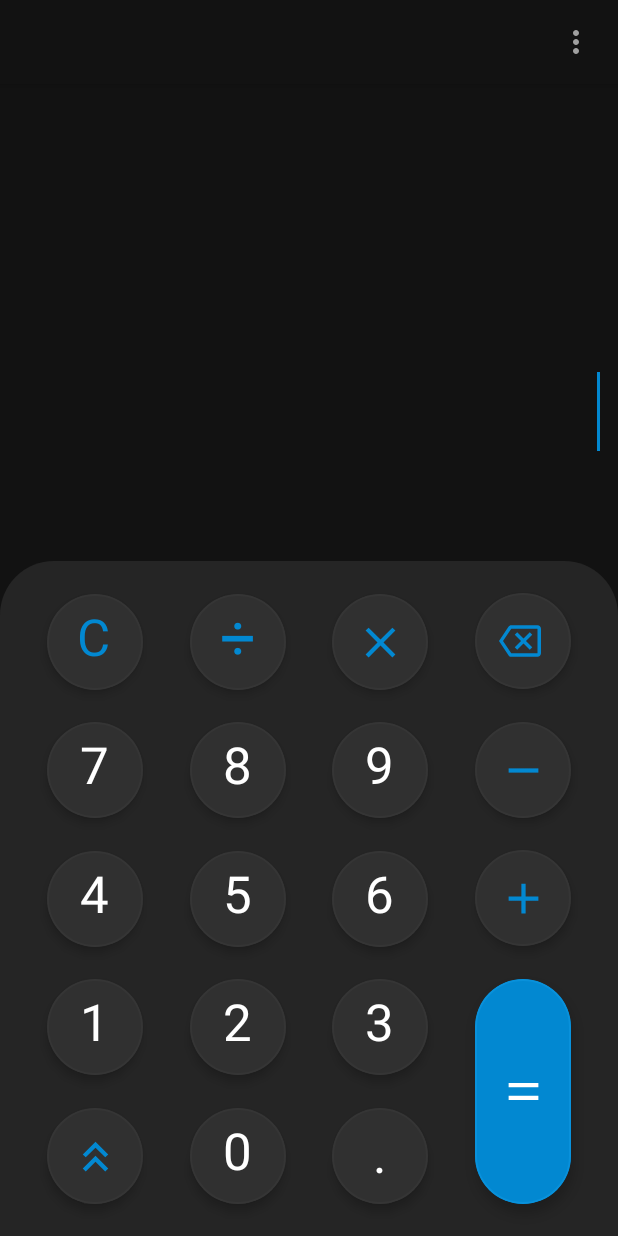
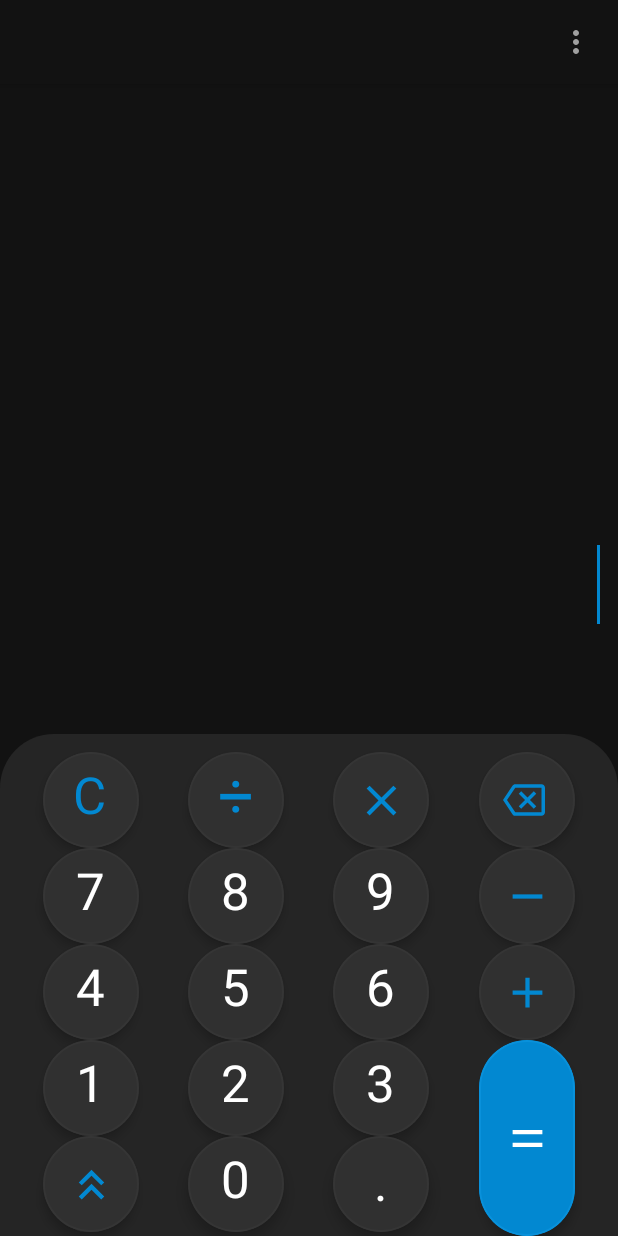
Before and after one commit to Coolightman/CalculaTor, an Android app built with Jetpack Compose: the screen it shows after launch (MainActivity), on a phone screen of 412 x 824 dp. Run offline under Robolectric (Android 15) with nearby library versions, the phone set to English and light mode, and no system bars.

Commit message:
update keyboard

```diff
--- a/app/src/main/java/by/coolightman/calculator/ui/components/Keyboard.kt
+++ b/app/src/main/java/by/coolightman/calculator/ui/components/Keyboard.kt
@@ -33,21 +33,19 @@ fun Keyboard(
 
     Row(
         horizontalArrangement = Arrangement.SpaceEvenly,
-        verticalAlignment = Alignment.Bottom,
         modifier = modifier
             .fillMaxWidth()
-            .height(450.dp)
             .clip(RoundedCornerShape(topStart = CORNER_SHAPE.dp, topEnd = CORNER_SHAPE.dp))
             .background(MaterialTheme.colors.surface)
             .onGloballyPositioned { coordinates ->
                 keyboardHeightPx = coordinates.size.height
             }
+            .padding(12.dp, 12.dp, 12.dp, 0.dp)
     ) {
 
         Column(
-            verticalArrangement = Arrangement.SpaceEvenly,
-            modifier = Modifier
-                .fillMaxHeight()
+            horizontalAlignment = Alignment.CenterHorizontally,
+            modifier = Modifier.weight(1f)
         ) {
             ButtonClear { onAction(CalculatorAction.Clear) }
             ButtonNumber(number = "7") { onAction(CalculatorNumber(7)) }
@@ -63,9 +61,8 @@ fun Keyboard(
         }
 
         Column(
-            verticalArrangement = Arrangement.SpaceEvenly,
-            modifier = Modifier
-                .fillMaxHeight()
+            horizontalAlignment = Alignment.CenterHorizontally,
+            modifier = Modifier.weight(1f)
         ) {
             DivideButton { onAction(CalculatorOperation.Divide) }
             ButtonNumber(number = "8") { onAction(CalculatorNumber(8)) }
@@ -75,9 +72,8 @@ fun Keyboard(
         }
 
         Column(
-            verticalArrangement = Arrangement.SpaceEvenly,
-            modifier = Modifier
-                .fillMaxHeight()
+            horizontalAlignment = Alignment.CenterHorizontally,
+            modifier = Modifier.weight(1f)
         ) {
             ButtonMultiply { onAction(CalculatorOperation.Multiply) }
             ButtonNumber(number = "9") { onAction(CalculatorNumber(9)) }
@@ -87,9 +83,8 @@ fun Keyboard(
         }
 
         Column(
-            verticalArrangement = Arrangement.SpaceEvenly,
-            modifier = Modifier
-                .fillMaxHeight()
+            horizontalAlignment = Alignment.CenterHorizontally,
+            modifier = Modifier.weight(1f)
         ) {
             ButtonBackspace { onAction(CalculatorAction.Backspace) }
             ButtonMinus { onAction(CalculatorOperation.Minus) }
```
